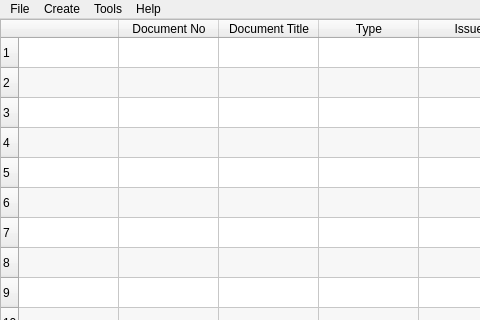
thuswa/subdms, file ui/mainwindow.ui: the form before one commit; both pictures show x 0 to 480 and y 0 to 320 of the 1024 by 768 pixel window.
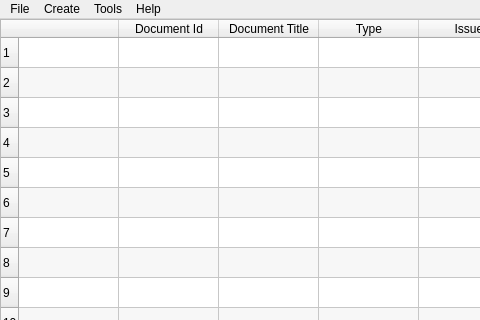
The form after the commit.

Commit message: fixed document id

```diff
--- a/ui/mainwindow.ui
+++ b/ui/mainwindow.ui
@@ -97,12 +97,12 @@
     <row/>
     <column>
      <property name="text" >
-      <string>      </string>
+      <string>     </string>
      </property>
     </column>
     <column>
      <property name="text" >
-      <string>Document No</string>
+      <string>Document Id</string>
      </property>
     </column>
     <column>
```
The commit also changes 2 other files.
